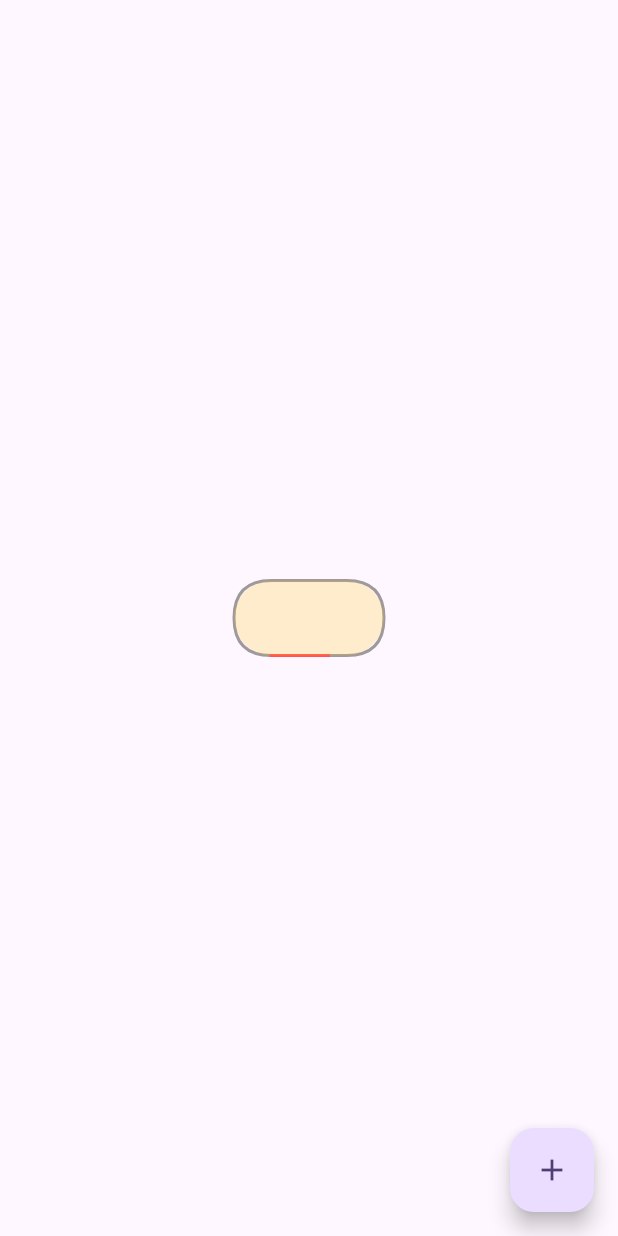
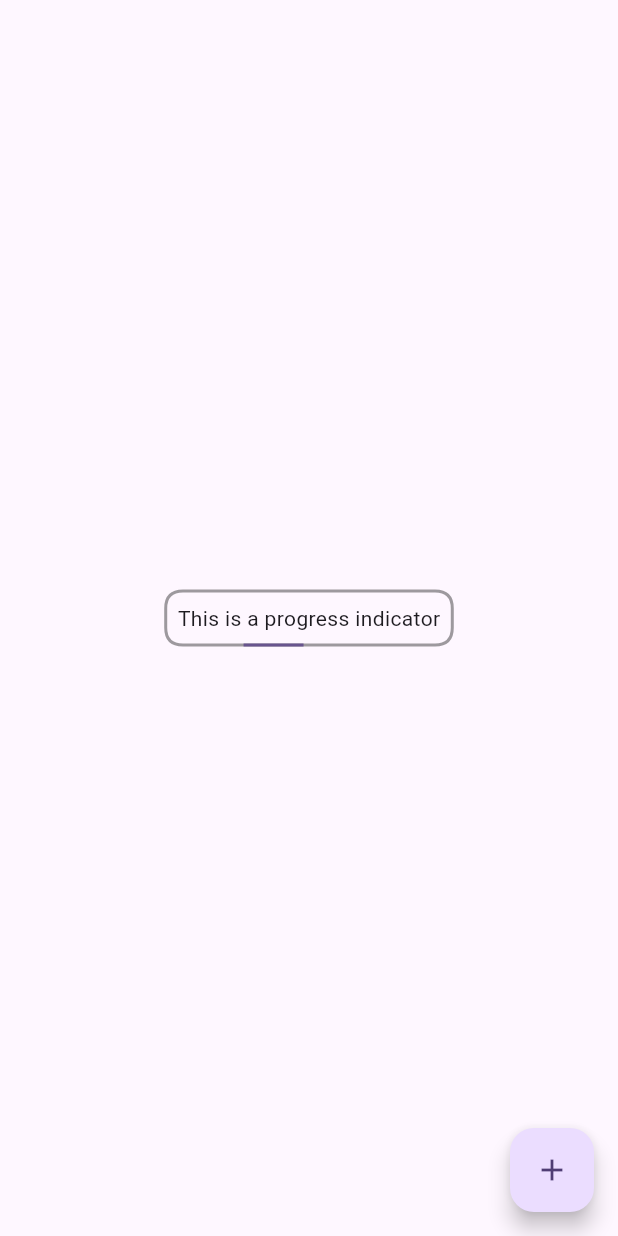
Before and after one commit to badshah-badmas/custom_shape_progress_indicator, a Flutter app: the screen it shows after launch, on a phone screen of 412 x 824 dp. Run offline on Flutter 3.47's test engine with Material 3 defaults, Android fonts, the phone set to English and light mode, and no system bars.

```diff
--- a/example/lib/main.dart
+++ b/example/lib/main.dart
@@ -80,16 +80,13 @@ class _MyHomePageState extends State<MyHomePage> {
           mainAxisAlignment: MainAxisAlignment.center,
           children: <Widget>[
             CustomShapeProgressIndicator(
-              progressLineThickness: 2,
-              progressLineColor: Colors.accents[(_counter * 10).toInt()],
-              borderRadius: 100,
               progress: _counter,
               child: Container(
+                padding: const EdgeInsets.all(8),
                 decoration: BoxDecoration(
-                    borderRadius: BorderRadius.circular(100),
-                    color: Colors.amber.withOpacity(0.2)),
-                height: 50,
-                width: 100,
+                  borderRadius: BorderRadius.circular(10),
+                ),
+                child: const Text('This is a progress indicator'),
               ),
             )
           ],
--- a/pubspec.yaml
+++ b/pubspec.yaml
@@ -1,7 +1,8 @@
 name: custom_shape_progress_indicator
 description: "A simple package for custom shape progress indicator"
 version: 0.0.1
-homepage:
+homepage: https://github.com/badshah-badmas/custom_shape_progress_indicator
+
 
 environment:
   sdk: '>=3.2.5 <4.0.0'
```
Also changed, not shown: 1 other file.
